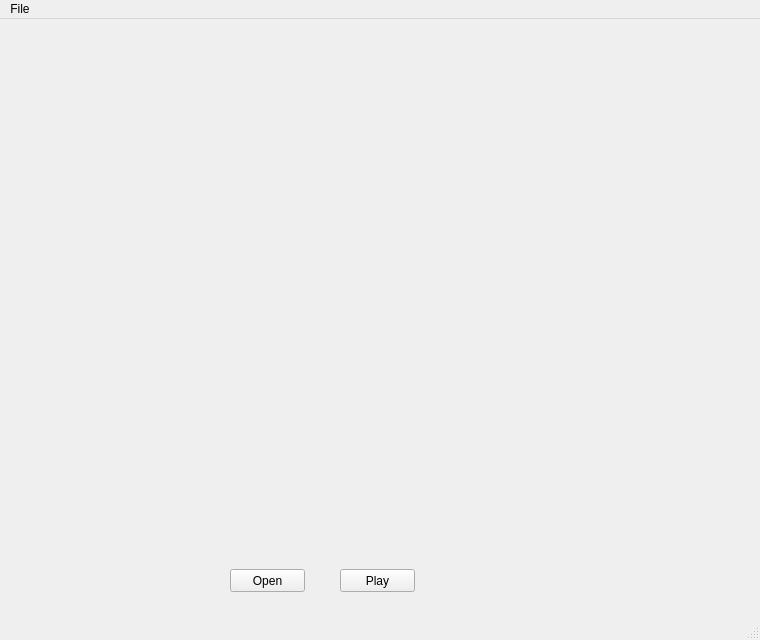
Qt form Video Swapping.ui (arunprasanthd/Video-Swapping) before a commit.
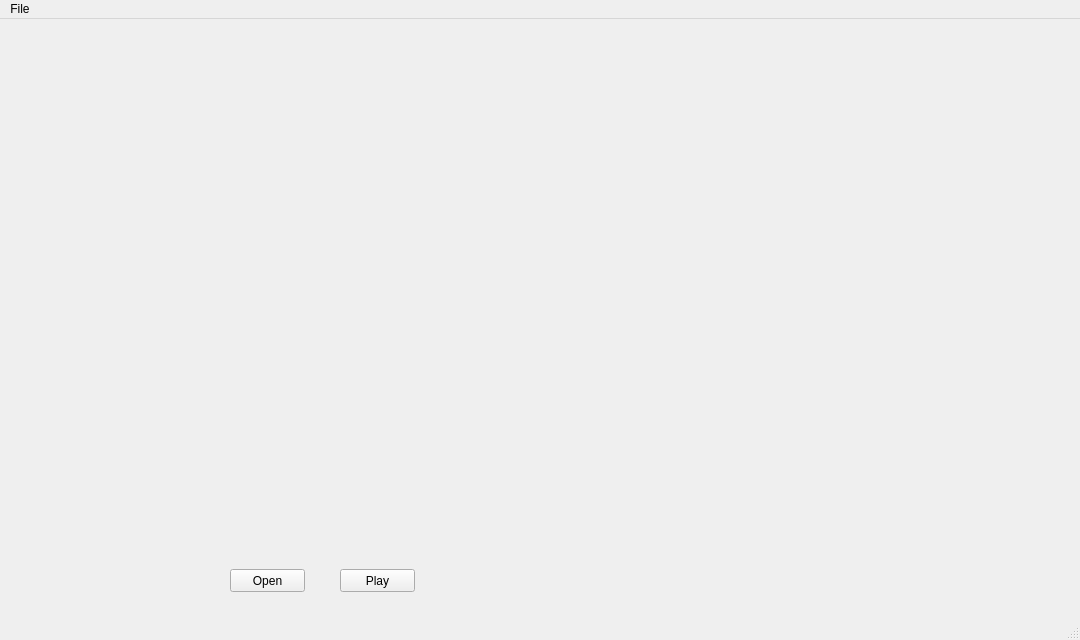
The same form after that commit. Icons and pictures are not drawn.

Commit message: Added Clickable Video widgets

```diff
--- a/Video Swapping.ui
+++ b/Video Swapping.ui
@@ -6,7 +6,7 @@
    <rect>
     <x>0</x>
     <y>0</y>
-    <width>760</width>
+    <width>1080</width>
     <height>640</height>
    </rect>
   </property>
@@ -47,7 +47,7 @@
    <widget class="QWidget" name="gridLayoutWidget">
     <property name="geometry">
      <rect>
-      <x>550</x>
+      <x>860</x>
       <y>10</y>
       <width>191</width>
       <height>521</height>
@@ -59,13 +59,24 @@
      </item>
     </layout>
    </widget>
+   <widget class="QWidget" name="gridLayoutWidget_2">
+    <property name="geometry">
+     <rect>
+      <x>20</x>
+      <y>10</y>
+      <width>811</width>
+      <height>521</height>
+     </rect>
+    </property>
+    <layout class="QGridLayout" name="gLay"/>
+   </widget>
   </widget>
   <widget class="QMenuBar" name="menubar">
    <property name="geometry">
     <rect>
      <x>0</x>
      <y>0</y>
-     <width>760</width>
+     <width>1080</width>
      <height>21</height>
     </rect>
    </property>
```
Left out of the diff: 4 changed lines with no effect on the pictures. The commit also changes 1 other file.
